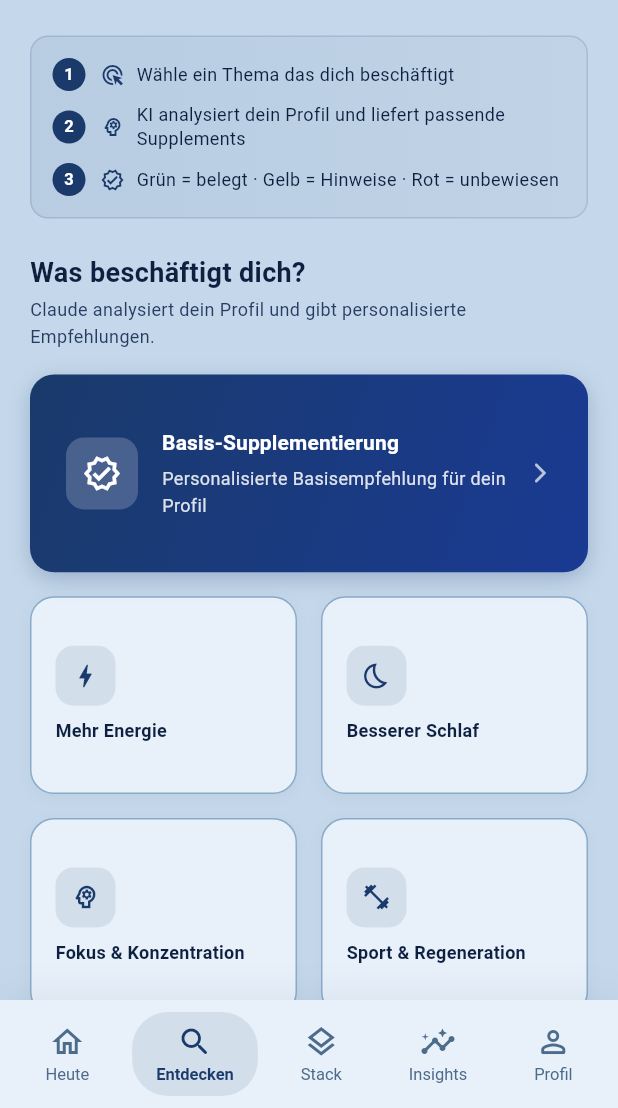
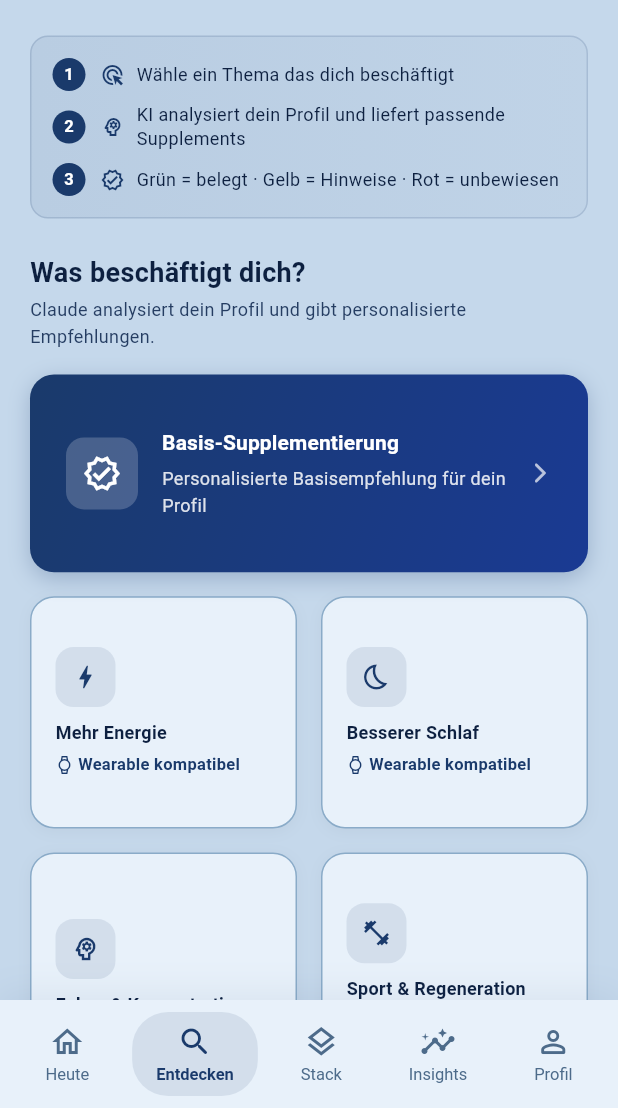
Before and after one commit to JonasArnold77/Stack-Sense, a Flutter app: the RecommendationsScreen screen opened by its route, on a phone screen of 412 x 824 dp, the part 128-1236 px from its top. Run offline on Flutter 3.47's test engine with Material 3 defaults, Android fonts, the phone set to English and light mode, and no system bars; our stand-ins replace audioplayers, flutter_dotenv, flutter_riverpod, go_router, shared_preferences; missing offline and left inert: amplify_auth_cognito, amplify_flutter; accounts and stored records are empty.

Commit message:
Show live password requirement checklist + wearable-compatibility badges
Registration now shows a live checkmark for the password length
requirement instead of only surfacing it as a validation error.

Adds a "Wearable kompatibel" badge (watch icon) to the Problemfeld
buttons/tiles — both in the Entdecken-tab goal grid and the Heute-screen
daily check-in panel — for fields with medium-to-high smartwatch
measurability (Schlaf, Sport, Herzgesundheit, Energie, Immunsystem,
Frauengesundheit).

Co-Authored-By: Claude Sonnet 5 <noreply@anthropic.com>

```diff
--- /dev/null
+++ b/lib/core/widgets/wearable_badge.dart
@@ -0,0 +1,33 @@
+import 'package:flutter/material.dart';
+
+import '../theme/app_colors.dart';
+import '../theme/app_text_styles.dart';
+
+/// Kleines Label für Problemfelder, die sich mit mittlerer oder hoher
+/// Aussagekraft über Smartwatch-/Wearable-Daten abbilden lassen — siehe
+/// [kWearableCompatibleFields] in core/constants/wearable_compatible_fields.dart.
+class WearableBadge extends StatelessWidget {
+  const WearableBadge({super.key});
+
+  @override
+  Widget build(BuildContext context) {
+    return Row(
+      mainAxisSize: MainAxisSize.min,
+      children: [
+        const Icon(Icons.watch_outlined, size: 12, color: AppColors.primary),
+        const SizedBox(width: 3),
+        Flexible(
+          child: Text(
+            'Wearable kompatibel',
+            style: AppTextStyles.caption.copyWith(
+              color: AppColors.primary,
+              fontWeight: FontWeight.w600,
+            ),
+            maxLines: 1,
+            overflow: TextOverflow.ellipsis,
+          ),
+        ),
+      ],
+    );
+  }
+}
--- a/lib/features/heute/presentation/widgets/daily_checkin_panel.dart
+++ b/lib/features/heute/presentation/widgets/daily_checkin_panel.dart
@@ -11,9 +11,11 @@ import 'package:flutter_riverpod/flutter_riverpod.dart';
 import 'package:go_router/go_router.dart';
 
 import '../../../../core/constants/app_constants.dart';
+import '../../../../core/constants/wearable_compatible_fields.dart';
 import '../../../../core/router/app_router.dart';
 import '../../../../core/theme/app_colors.dart';
 import '../../../../core/theme/app_text_styles.dart';
+import '../../../../core/widgets/wearable_badge.dart';
 import '../../../checkin/data/problem_checkin_provider.dart';
 import '../../../checkin/domain/models/problem_checkin.dart';
 
@@ -147,6 +149,10 @@ class _ProblemFieldCheckinRow extends StatelessWidget {
                   style: AppTextStyles.labelMedium
                       .copyWith(fontWeight: FontWeight.w600),
                 ),
+                if (kWearableCompatibleFields.contains(summary.problemFieldId)) ...[
+                  const SizedBox(height: 2),
+                  const WearableBadge(),
+                ],
                 if (isDone && summary.todayAvgScore != null)
                   Row(
                     children: [
--- a/lib/features/recommendations/presentation/widgets/goal_tile_grid.dart
+++ b/lib/features/recommendations/presentation/widgets/goal_tile_grid.dart
@@ -3,6 +3,7 @@ import 'package:flutter/material.dart';
 import '../../../../core/constants/app_constants.dart';
 import '../../../../core/theme/app_colors.dart';
 import '../../../../core/theme/app_text_styles.dart';
+import '../../../../core/widgets/wearable_badge.dart';
 
 // ---------------------------------------------------------------------------
 // Ziel-Daten (public — wird auch von GoalSelector genutzt)
@@ -11,21 +12,26 @@ import '../../../../core/theme/app_text_styles.dart';
 class GoalData {
   final String label;
   final IconData icon;
-  const GoalData({required this.label, required this.icon});
+  final bool wearableCompatible;
+  const GoalData({
+    required this.label,
+    required this.icon,
+    this.wearableCompatible = false,
+  });
 }
 
 const goalData = [
-  GoalData(label: 'Mehr Energie', icon: Icons.bolt_outlined),
-  GoalData(label: 'Besserer Schlaf', icon: Icons.bedtime_outlined),
+  GoalData(label: 'Mehr Energie', icon: Icons.bolt_outlined, wearableCompatible: true),
+  GoalData(label: 'Besserer Schlaf', icon: Icons.bedtime_outlined, wearableCompatible: true),
   GoalData(label: 'Fokus & Konzentration', icon: Icons.psychology_outlined),
-  GoalData(label: 'Sport & Regeneration', icon: Icons.fitness_center_outlined),
-  GoalData(label: 'Immunsystem stärken', icon: Icons.shield_outlined),
+  GoalData(label: 'Sport & Regeneration', icon: Icons.fitness_center_outlined, wearableCompatible: true),
+  GoalData(label: 'Immunsystem stärken', icon: Icons.shield_outlined, wearableCompatible: true),
   GoalData(label: 'Stimmung & Wohlbefinden', icon: Icons.mood_outlined),
-  GoalData(label: 'Herzgesundheit', icon: Icons.favorite_outline),
+  GoalData(label: 'Herzgesundheit', icon: Icons.favorite_outline, wearableCompatible: true),
   GoalData(label: 'Haut & Haare', icon: Icons.spa_outlined),
   GoalData(label: 'Gewichtsmanagement', icon: Icons.scale_outlined),
   GoalData(label: 'Gelenkgesundheit', icon: Icons.elderly_outlined),
-  GoalData(label: 'Frauengesundheit / Zyklus', icon: Icons.female),
+  GoalData(label: 'Frauengesundheit / Zyklus', icon: Icons.female, wearableCompatible: true),
   GoalData(label: 'Hormonbalance', icon: Icons.science_outlined),
 ];
 
@@ -129,7 +135,7 @@ class GoalTileGrid extends StatelessWidget {
             crossAxisCount: 2,
             mainAxisSpacing: AppConstants.spaceM,
             crossAxisSpacing: AppConstants.spaceM,
-            childAspectRatio: 1.35,
+            childAspectRatio: 1.15,
             children: goalData.map((goal) {
               return GoalTile(goal: goal, onTap: () => onSelect(goal.label));
             }).toList(),
@@ -316,6 +322,10 @@ class GoalTile extends StatelessWidget {
                     maxLines: 2,
                     overflow: TextOverflow.ellipsis,
                   ),
+                  if (goal.wearableCompatible) ...[
+                    const SizedBox(height: 4),
+                    const WearableBadge(),
+                  ],
                 ],
               ),
             ),
```
Also changed, not shown: lib/core/constants/wearable_compatible_fields.dart (added, +15 -0 lines), lib/features/auth/presentation/screens/register_screen.dart (+37 -1 lines).
